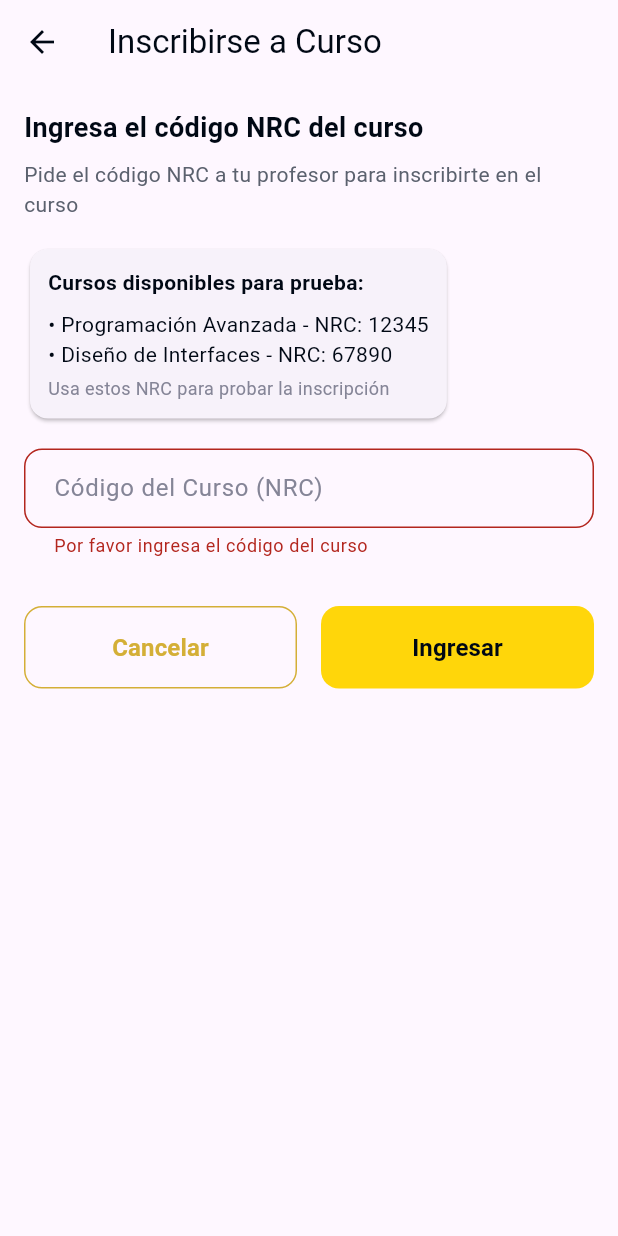
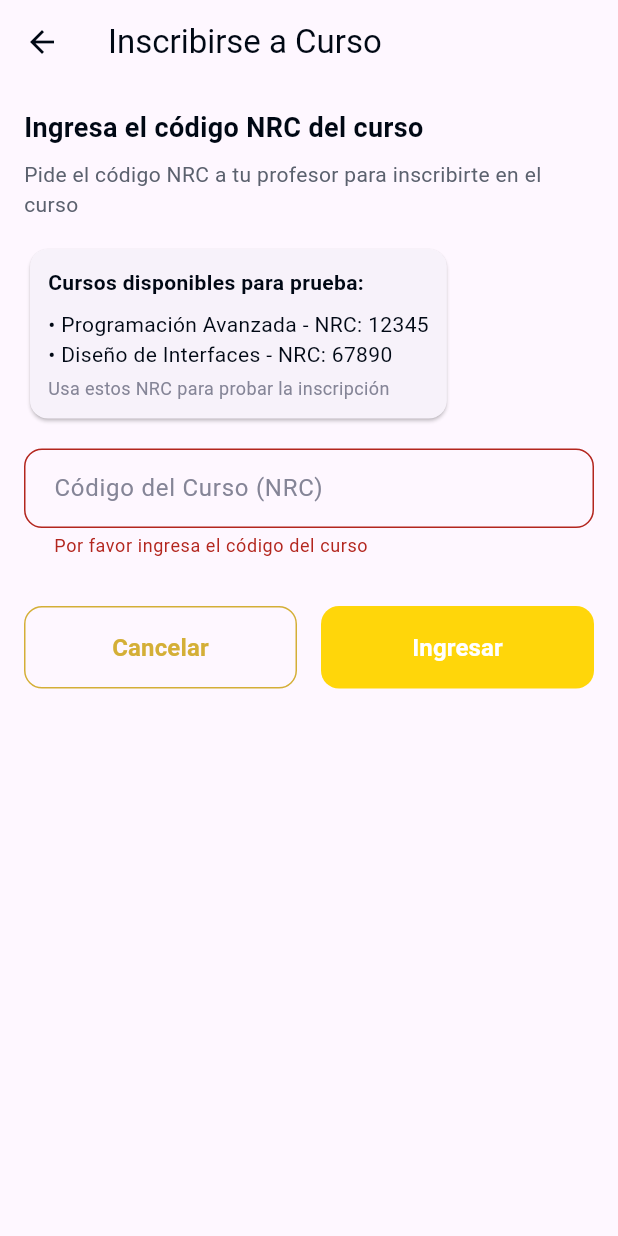
Before and after one commit to d4nc0de/PeerCheck, a Flutter app: the CourseEnrollPage screen opened directly, after a tap on "Ingresar", on a phone screen of 412 x 824 dp. Run offline on Flutter 3.47's test engine with Material 3 defaults, Android fonts, the phone set to English and light mode, and no system bars; our stand-ins replace get, loggy.

```diff
--- a/lib/features/courses/ui/pages/course_enroll_page.dart
+++ b/lib/features/courses/ui/pages/course_enroll_page.dart
@@ -33,8 +33,8 @@
             'Error',
             'Código NRC inválido',
             snackPosition: SnackPosition.BOTTOM,
-            backgroundColor: const Color(0xFF001D3D),
-            colorText: Colors.white,
+            backgroundColor: const Color(0xFFFFEAA7),
+            colorText: Colors.black,
           );
           return;
         }
@@ -49,7 +49,7 @@
               'Ya estás inscrito en este curso: ${courseToEnroll.name}',
               snackPosition: SnackPosition.BOTTOM,
               backgroundColor: const Color(0xFFFFEAA7),
-              colorText: const Color(0xFF000814),
+              colorText: Colors.black,
             );
             return;
           }
@@ -59,8 +59,8 @@
               'Cupo Lleno',
               'El curso ${courseToEnroll.name} no tiene cupos disponibles',
               snackPosition: SnackPosition.BOTTOM,
-              backgroundColor: const Color(0xFF001D3D),
-              colorText: Colors.white,
+              backgroundColor: const Color(0xFFFFEAA7),
+              colorText: Colors.black,
             );
             return;
           }
@@ -73,16 +73,16 @@
             'Inscripción Exitosa',
             'Te has inscrito al curso: ${courseToEnroll.name}',
             snackPosition: SnackPosition.BOTTOM,
-            backgroundColor: const Color(0xFFFFF3C2),
-            colorText: const Color(0xFF000814),
+            backgroundColor: const Color(0xFFFFEAA7),
+            colorText: Colors.black,
           );
         } else {
           Get.snackbar(
             'Error',
             'No se encontró un curso con el NRC: $nrcCode',
             snackPosition: SnackPosition.BOTTOM,
-            backgroundColor: const Color(0xFFFFD60A),
-            colorText: Colors.white,
+            backgroundColor: const Color(0xFFFFEAA7),
+            colorText: Colors.black,
           );
         }
       } catch (err) {
@@ -91,8 +91,8 @@
           err.toString(),
           icon: const Icon(Icons.error, color: Colors.white),
           snackPosition: SnackPosition.BOTTOM,
-          backgroundColor: const Color(0xFF001D3D),
-          colorText: Colors.white,
+          backgroundColor: const Color(0xFFFFEAA7),
+          colorText: Colors.black,
         );
       }
     }
@@ -251,7 +251,7 @@
                         style: TextStyle(
                           fontSize: 16,
                           fontWeight: FontWeight.w600,
-                          color: Color(0xFF000814),
+                          color: Colors.white,
                         ),
                       ),
                     ),
```
Also changed, not shown: lib/features/courses/ui/controller/course_controller.dart (+18 -3 lines), lib/features/courses/ui/pages/home_page.dart (+63 -29 lines).
